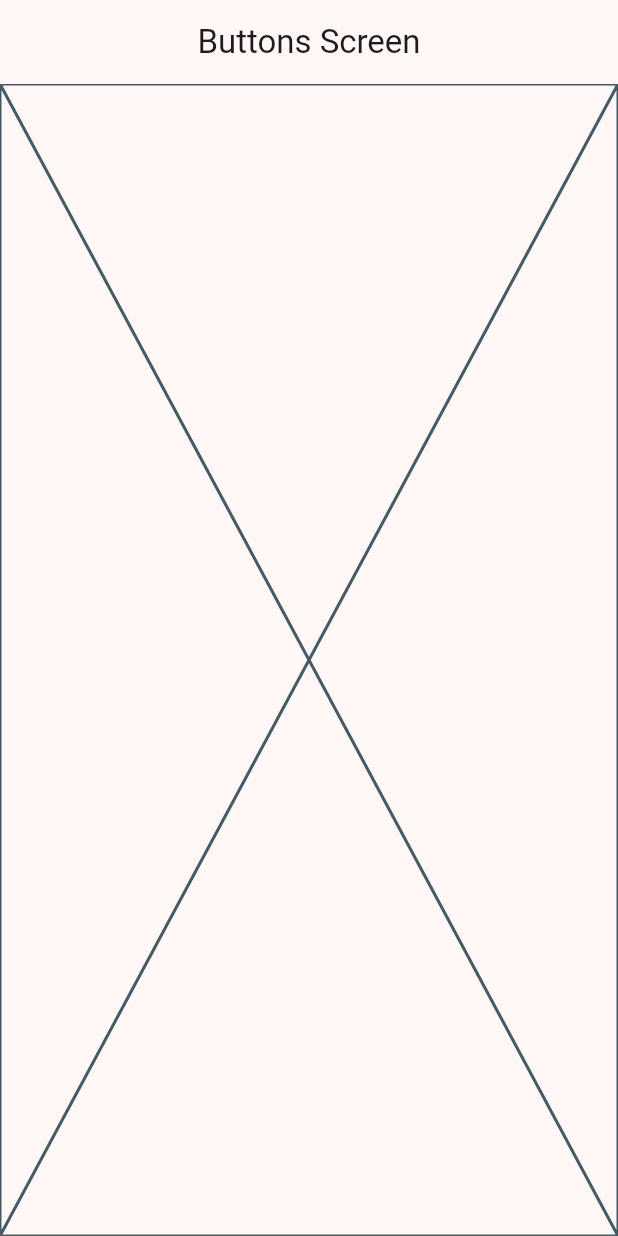
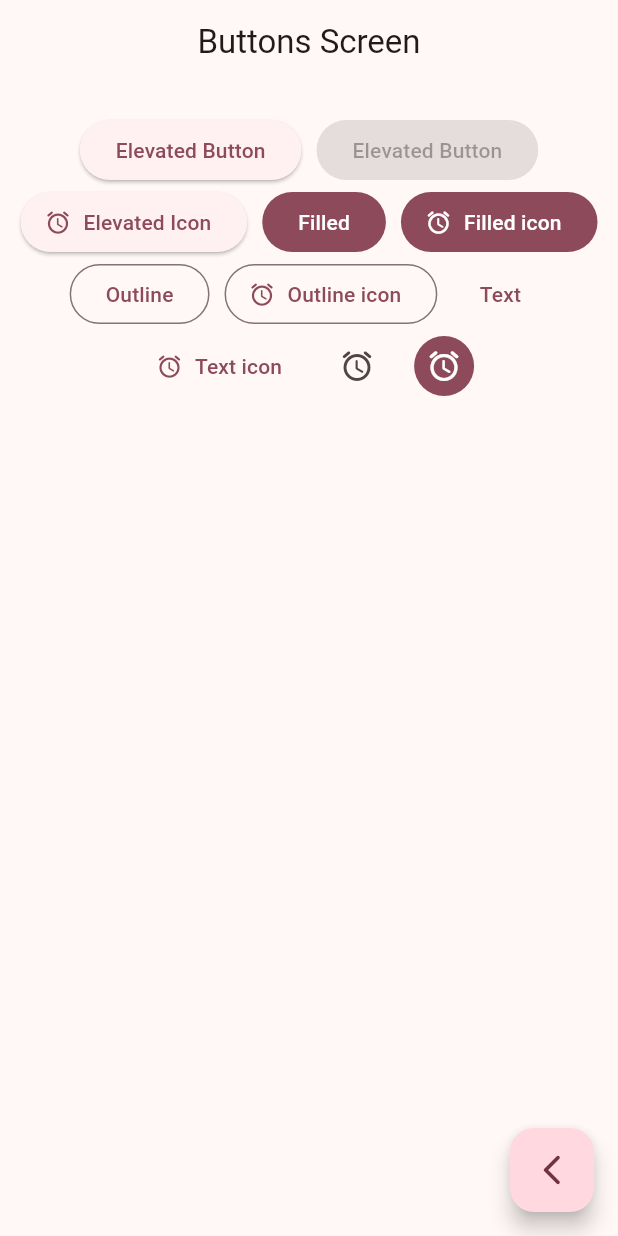
Before and after one commit to Pierou20181h057/widgets_app, a Flutter app: the ButtonsScreen screen opened by its route, on a phone screen of 412 x 824 dp. Run offline on Flutter 3.47's test engine with Material 2 defaults, Android fonts, the phone set to English and light mode, and no system bars; our stand-ins replace go_router.

```diff
--- a/lib/presentation/screens/buttons/buttons_screen.dart
+++ b/lib/presentation/screens/buttons/buttons_screen.dart
@@ -11,7 +11,60 @@ class ButtonsScreen extends StatelessWidget {
       appBar: AppBar(
         title:  const Text('Buttons Screen'),
       ),
-      body: const Placeholder(),
+      body: const _ButtonsView(),
+      floatingActionButton: FloatingActionButton(
+        child: const Icon(Icons.arrow_back_ios_new_rounded),
+        onPressed: () {
+
+      },),
     );
   }
 }
+
+class _ButtonsView extends StatelessWidget {
+  const _ButtonsView();
+
+  @override
+  Widget build(BuildContext context) {
+    final colors = Theme.of(context).colorScheme;
+    return SizedBox(
+      width: double.infinity,
+      child: Padding(
+
+        padding: const EdgeInsets.symmetric(horizontal: 10,vertical: 20),
+        child: Wrap(
+          spacing: 10,
+          alignment: WrapAlignment.center,
+          children: [
+            ElevatedButton(
+              onPressed: (){},
+              child: const Text('Elevated Button')),
+            const ElevatedButton(
+              onPressed: null,
+              child: Text('Elevated Button')),
+            ElevatedButton.icon(
+              onPressed: (){},
+              icon: const Icon(Icons.access_alarm_rounded),
+              label: const Text('Elevated Icon'),
+              ),
+              FilledButton(onPressed: (){}, child: const Text('Filled')),
+              FilledButton.icon(onPressed: (){}, icon: const Icon(Icons.access_alarms_rounded),
+              label: const Text('Filled icon')),
+              OutlinedButton(onPressed: (){}, child: const Text('Outline')),
+              OutlinedButton.icon(onPressed: (){}, icon: const Icon(Icons.access_alarms_rounded),
+              label: const Text('Outline icon')),
+              TextButton(onPressed: (){}, child: const Text('Text')),
+              TextButton.icon(onPressed: (){}, icon: const Icon(Icons.access_alarms_rounded),
+              label: const Text('Text icon')),
+              IconButton(onPressed: (){}, icon: const Icon(Icons.access_alarms_rounded)),
+              IconButton(onPressed: (){}, icon: const Icon(Icons.access_alarms_rounded),
+              style: ButtonStyle(
+                backgroundColor: MaterialStatePropertyAll(colors.primary),
+                iconColor: MaterialStatePropertyAll(Colors.white),
+              ),),
+          ],
+        )
+      ),
+    );
+  }
+}
```
